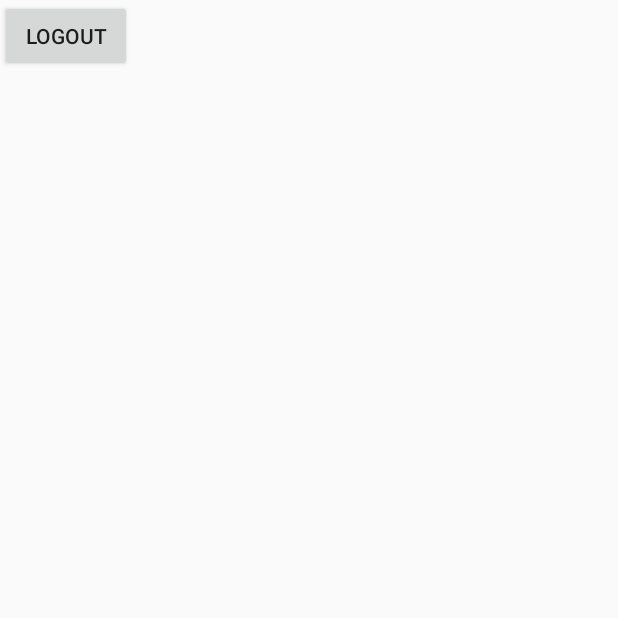
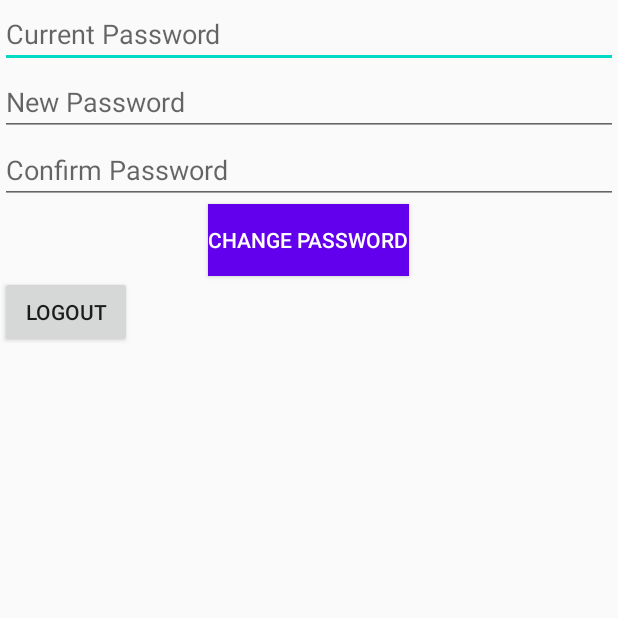
Before and after one commit to Shubhechha321/Assignment1_video, an Android app: the screen it shows after launch once a user with an empty profile is signed in (DashBoardActivity), on a phone screen of 412 x 824 dp, the top half of it. Run offline under Robolectric (Android 15) with nearby library versions, the phone set to English and light mode, and no system bars; our stand-ins replace Firebase (no records; nobody signed in at launch, a user with empty details on screens opened directly).

Commit message:
Change Password

```diff
--- a/app/src/main/res/layout/activity_dash_board.xml
+++ b/app/src/main/res/layout/activity_dash_board.xml
@@ -4,8 +4,35 @@
     xmlns:tools="http://schemas.android.com/tools"
     android:layout_width="match_parent"
     android:layout_height="match_parent"
-    tools:context=".DashBoardActivity">
-
+    tools:context=".DashBoardActivity"
+    android:orientation="vertical">
+    <EditText
+        android:layout_width="match_parent"
+        android:layout_height="wrap_content"
+        android:id="@+id/et_curr_pass"
+        android:inputType="textPassword"
+        android:hint="Current Password"
+        />
+    <EditText
+        android:layout_width="match_parent"
+        android:layout_height="wrap_content"
+        android:id="@+id/et_new_pass"
+        android:inputType="textPassword"
+        android:hint="New Password"/>
+    <EditText
+        android:layout_width="match_parent"
+        android:layout_height="wrap_content"
+        android:id="@+id/et_confirm_pass"
+        android:inputType="textPassword"
+        android:hint="Confirm Password"/>
+    <Button
+        android:id="@+id/btn_change_pass"
+        android:layout_width="wrap_content"
+        android:layout_height="wrap_content"
+        android:textColor="#ffffff"
+        android:layout_gravity="center_horizontal"
+        android:background="@color/colorPrimary"
+        android:text="Change Password" />
     <Button
         android:id="@+id/btn_log_out"
         android:layout_width="wrap_content"
```
